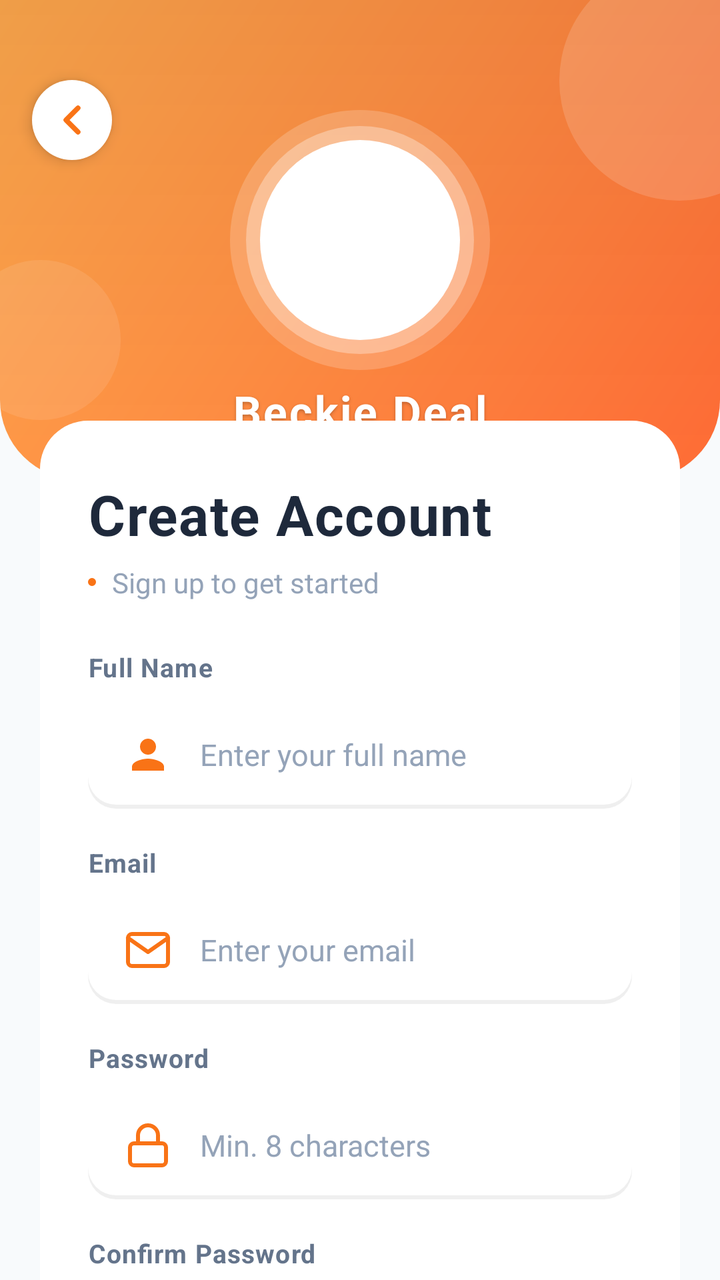
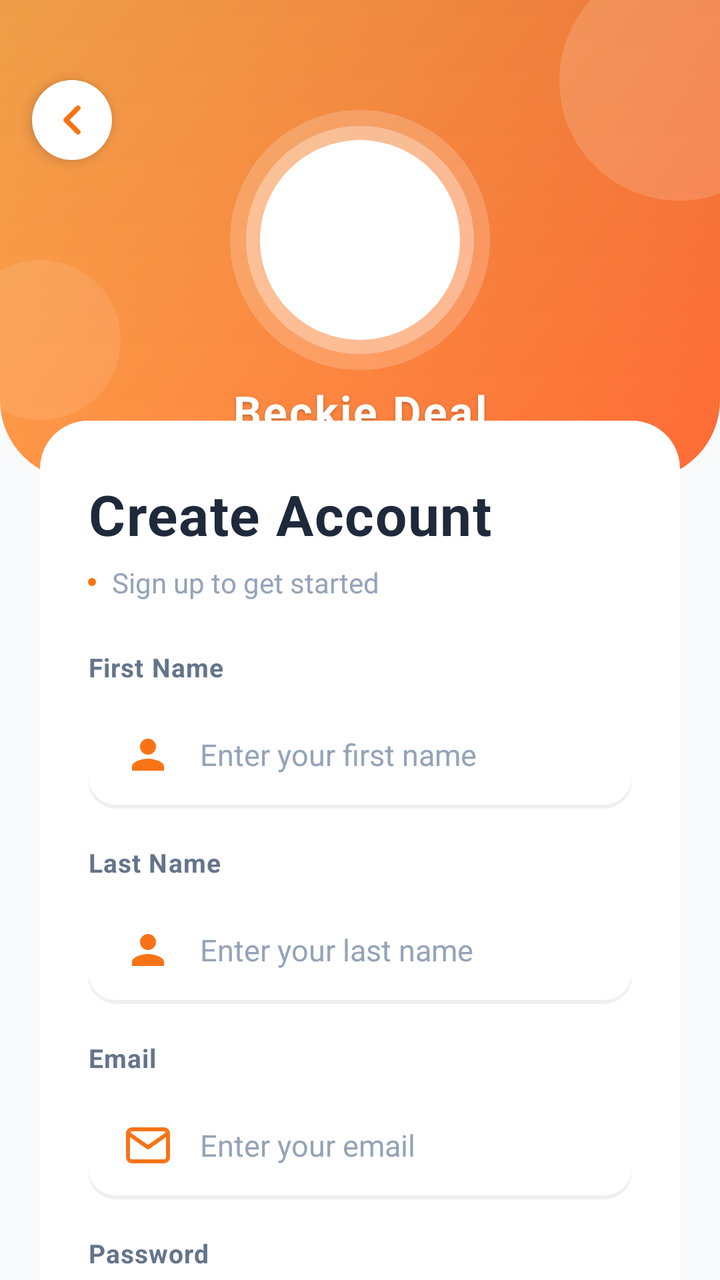

Two renders of the same Android screen: before a commit and after it. Below are the layout's source before the change and the commit's diff.
<!-- AndroidManifest.xml: application theme Theme.BeckieDealApp -->
<!-- res/layout/activity_register.xml -->
﻿<?xml version="1.0" encoding="utf-8"?>
<androidx.constraintlayout.widget.ConstraintLayout xmlns:android="http://schemas.android.com/apk/res/android"
    xmlns:app="http://schemas.android.com/apk/res-auto"
    xmlns:tools="http://schemas.android.com/tools"
    android:layout_width="match_parent"
    android:layout_height="match_parent"
    android:background="@color/background"
    android:fitsSystemWindows="true"
    tools:context=".RegisterActivity">

    <androidx.core.widget.NestedScrollView
        android:layout_width="match_parent"
        android:layout_height="match_parent"
        android:fillViewport="true"
        android:overScrollMode="never">

        <LinearLayout
            android:layout_width="match_parent"
            android:layout_height="wrap_content"
            android:orientation="vertical">

            
            <FrameLayout
                android:id="@+id/registerHeaderWave"
                android:layout_width="match_parent"
                android:layout_height="240dp">

                
                <View
                    android:layout_width="match_parent"
                    android:layout_height="match_parent"
                    android:background="@drawable/login_header_wave_white" />

                
                <View
                    android:layout_width="120dp"
                    android:layout_height="120dp"
                    android:layout_gravity="end|top"
                    android:layout_marginTop="-20dp"
                    android:layout_marginEnd="-40dp"
                    android:background="@drawable/login_logo_circle_bg"
                    android:alpha="0.15" />

                <View
                    android:layout_width="80dp"
                    android:layout_height="80dp"
                    android:layout_gravity="start|bottom"
                    android:layout_marginStart="-20dp"
                    android:layout_marginBottom="30dp"
                    android:background="@drawable/login_logo_circle_bg"
                    android:alpha="0.1" />

                
                <ImageView
                    android:id="@+id/backButton"
                    android:layout_width="40dp"
                    android:layout_height="40dp"
                    android:layout_gravity="start|top"
                    android:layout_marginStart="16dp"
                    android:layout_marginTop="40dp"
                    android:padding="8dp"
                    android:src="@drawable/ic_arrow_left"
                    android:contentDescription="Back"
                    android:background="@drawable/login_logo_circle_bg"
                    android:elevation="4dp"
                    app:tint="@color/primary" />

                
                <FrameLayout
                    android:layout_width="wrap_content"
                    android:layout_height="wrap_content"
                    android:layout_gravity="center">
                    
                    
                    <View
                        android:layout_width="130dp"
                        android:layout_height="130dp"
                        android:layout_gravity="center"
                        android:background="@drawable/login_logo_glow" />

                    
                    <ImageView
                        android:layout_width="100dp"
                        android:layout_height="100dp"
                        android:layout_gravity="center"
                        android:src="@mipmap/ic_launcher"
                        android:elevation="8dp"
                        android:contentDescription="App Logo" />
                </FrameLayout>

                
                <TextView
                    android:layout_width="wrap_content"
                    android:layout_height="wrap_content"
                    android:layout_gravity="center_horizontal|bottom"
                    android:layout_marginBottom="20dp"
                    android:text="@string/app_name"
                    android:textColor="@color/white_fixed"
                    android:textSize="22sp"
                    android:textStyle="bold"
                    android:letterSpacing="0.05"
                    android:shadowColor="#40000000"
                    android:shadowDx="0"
                    android:shadowDy="2"
                    android:shadowRadius="4" />

            </FrameLayout>

            
            <FrameLayout
                android:layout_width="match_parent"
                android:layout_height="wrap_content"
                android:layout_marginTop="-30dp"
                android:paddingHorizontal="20dp">

                <LinearLayout
                    android:id="@+id/registerFormSection"
                    android:layout_width="match_parent"
                    android:layout_height="wrap_content"
                    android:orientation="vertical"
                    android:background="@drawable/login_card_elevated_bg"
                    android:elevation="8dp"
                    android:paddingHorizontal="24dp"
                    android:paddingTop="28dp"
                    android:paddingBottom="32dp">

                    
                    <TextView
                        android:layout_width="wrap_content"
                        android:layout_height="wrap_content"
                        android:text="Create Account"
                        android:textColor="@color/text_primary"
                        android:textSize="28sp"
                        android:textStyle="bold"
                        android:letterSpacing="0.02" />

                    
                    <LinearLayout
                        android:layout_width="wrap_content"
                        android:layout_height="wrap_content"
                        android:layout_marginTop="6dp"
                        android:gravity="center_vertical"
                        android:orientation="horizontal">

                        <View
                            android:layout_width="4dp"
                            android:layout_height="4dp"
                            android:background="@drawable/login_logo_circle_bg"
                            android:backgroundTint="@color/primary" />

                        <TextView
                            android:layout_width="wrap_content"
                            android:layout_height="wrap_content"
                            android:layout_marginStart="8dp"
                            android:text="Sign up to get started"
                            android:textColor="@color/text_muted"
                            android:textSize="@dimen/text_size_body" />
                    </LinearLayout>

                    
                    <TextView
                        android:layout_width="wrap_content"
                        android:layout_height="wrap_content"
                        android:layout_marginTop="24dp"
                        android:text="Full Name"
                        android:textColor="@color/text_secondary"
                        android:textSize="13sp"
                        android:textStyle="bold"
                        android:letterSpacing="0.03" />

                    <EditText
                        android:id="@+id/nameInput"
                        android:layout_width="match_parent"
                        android:layout_height="54dp"
                        android:layout_marginTop="8dp"
                        android:background="@drawable/login_input_background_white"
                        android:drawableStart="@drawable/ic_person"
                        android:drawableTint="@color/primary"
                        android:drawablePadding="14dp"
                        android:hint="Enter your full name"
                        android:inputType="textPersonName"
                        android:paddingHorizontal="18dp"
                        android:textColor="@color/text_primary"
                        android:textColorHint="@color/text_muted"
                        android:textSize="15sp" />

                    
                    <TextView
                        android:layout_width="wrap_content"
                        android:layout_height="wrap_content"
                        android:layout_marginTop="18dp"
                        android:text="Email"
                        android:textColor="@color/text_secondary"
                        android:textSize="13sp"
                        android:textStyle="bold"
                        android:letterSpacing="0.03" />

                    <EditText
                        android:id="@+id/emailInput"
                        android:layout_width="match_parent"
                        android:layout_height="54dp"
                        android:layout_marginTop="8dp"
                        android:background="@drawable/login_input_background_white"
                        android:drawableStart="@drawable/ic_email"
                        android:drawableTint="@color/primary"
                        android:drawablePadding="14dp"
                        android:hint="Enter your email"
                        android:inputType="textEmailAddress"
                        android:paddingHorizontal="18dp"
                        android:textColor="@color/text_primary"
                        android:textColorHint="@color/text_muted"
                        android:textSize="15sp" />

                    
                    <TextView
                        android:layout_width="wrap_content"
                        android:layout_height="wrap_content"
                        android:layout_marginTop="18dp"
                        android:text="Password"
                        android:textColor="@color/text_secondary"
                        android:textSize="13sp"
                        android:textStyle="bold"
                        android:letterSpacing="0.03" />

                    <EditText
                        android:id="@+id/passwordInput"
                        android:layout_width="match_parent"
                        android:layout_height="54dp"
                        android:layout_marginTop="8dp"
                        android:background="@drawable/login_input_background_white"
                        android:drawableStart="@drawable/ic_lock"
                        android:drawableTint="@color/primary"
                        android:drawablePadding="14dp"
                        android:hint="Min. 8 characters"
                        android:inputType="textPassword"
                        android:paddingHorizontal="18dp"
                        android:textColor="@color/text_primary"
                        android:textColorHint="@color/text_muted"
                        android:textSize="15sp" />

                    
                    <TextView
                        android:layout_width="wrap_content"
                        android:layout_height="wrap_content"
                        android:layout_marginTop="18dp"
                        android:text="Confirm Password"
                        android:textColor="@color/text_secondary"
                        android:textSize="13sp"
                        android:textStyle="bold"
                        android:letterSpacing="0.03" />

                    <EditText
                        android:id="@+id/confirmPasswordInput"
                        android:layout_width="match_parent"
                        android:layout_height="54dp"
                        android:layout_marginTop="8dp"
                        android:background="@drawable/login_input_background_white"
                        android:drawableStart="@drawable/ic_lock"
                        android:drawableTint="@color/primary"
                        android:drawablePadding="14dp"
                        android:hint="Confirm your password"
                        android:inputType="textPassword"
                        android:paddingHorizontal="18dp"
                        android:textColor="@color/text_primary"
                        android:textColorHint="@color/text_muted"
                        android:textSize="15sp" />

                    
                    <CheckBox
                        android:id="@+id/termsCheckbox"
                        android:layout_width="wrap_content"
                        android:layout_height="wrap_content"
                        android:layout_marginTop="16dp"
                        android:button="@drawable/login_checkbox_selector"
                        android:paddingStart="8dp"
                        android:text="I agree to the Terms and Privacy Policy"
                        android:textColor="@color/text_secondary"
                        android:textSize="@dimen/text_size_body" />

                    
                    <Button
                        android:id="@+id/registerButton"
                        android:layout_width="match_parent"
                        android:layout_height="56dp"
                        android:layout_marginTop="24dp"
                        android:background="@drawable/login_button_white_bg"
                        android:text="Create Account"
                        android:textAllCaps="false"
                        android:textColor="@color/white_fixed"
                        android:textSize="16sp"
                        android:textStyle="bold"
                        android:letterSpacing="0.05"
                        android:elevation="4dp"
                        android:stateListAnimator="@null" />

                    
                    <LinearLayout
                        android:layout_width="wrap_content"
                        android:layout_height="wrap_content"
                        android:layout_gravity="center"
                        android:layout_marginTop="24dp"
                        android:orientation="horizontal">

                        <TextView
                            android:layout_width="wrap_content"
                            android:layout_height="wrap_content"
                            android:text="Already have an account? "
                            android:textColor="@color/text_muted"
                            android:textSize="@dimen/text_size_body" />

                        <TextView
                            android:id="@+id/loginLink"
                            android:layout_width="wrap_content"
                            android:layout_height="wrap_content"
                            android:text="Login"
                            android:textColor="@color/primary"
                            android:textSize="@dimen/text_size_body"
                            android:textStyle="bold" />

                    </LinearLayout>

                </LinearLayout>

            </FrameLayout>

        </LinearLayout>

    </androidx.core.widget.NestedScrollView>

</androidx.constraintlayout.widget.ConstraintLayout>
<!-- resources referenced by this layout -->
<resources>
  <color name="background">#F8FAFC</color>
  <color name="primary">#F97316</color>
  <color name="text_muted">#94A3B8</color>
  <color name="text_primary">#1E293B</color>
  <color name="text_secondary">#64748B</color>
  <color name="white_fixed">#FFFFFF</color>
  <dimen name="text_size_body">13sp</dimen>
  <!-- drawable ic_arrow_left (drawable) -->
  <?xml version="1.0" encoding="utf-8"?>
  <vector xmlns:android="http://schemas.android.com/apk/res/android"
      android:width="24dp"
      android:height="24dp"
      android:viewportWidth="24"
      android:viewportHeight="24">
      <path
          android:fillColor="@android:color/transparent"
          android:pathData="M15,18L9,12L15,6"
          android:strokeColor="#FFFFFF"
          android:strokeWidth="2.5"
          android:strokeLineCap="round"
          android:strokeLineJoin="round" />
  </vector>
  <!-- drawable ic_person (drawable) -->
  <vector xmlns:android="http://schemas.android.com/apk/res/android"
      android:width="24dp" android:height="24dp"
      android:viewportWidth="24" android:viewportHeight="24">
      
      <path android:fillColor="#F97316"
          android:pathData="M12,12c2.21,0 4,-1.79 4,-4s-1.79,-4 -4,-4 -4,1.79 -4,4 1.79,4 4,4zM12,14c-2.67,0 -8,1.34 -8,4v2h16v-2c0,-2.66 -5.33,-4 -8,-4z"/>
  </vector>
  <!-- drawable login_logo_circle_bg (drawable) -->
  <?xml version="1.0" encoding="utf-8"?>
  <shape xmlns:android="http://schemas.android.com/apk/res/android"
      android:shape="oval">
      <solid android:color="@color/white_fixed" />
      <size
          android:width="100dp"
          android:height="100dp" />
  </shape>
  <!-- mipmap ic_launcher (mipmap-anydpi-v26) -->
  <?xml version="1.0" encoding="utf-8"?>
  <adaptive-icon xmlns:android="http://schemas.android.com/apk/res/android">
      <background android:drawable="@color/ic_launcher_background"/>
      <foreground android:drawable="@mipmap/ic_launcher_foreground"/>
  </adaptive-icon>
  <string name="app_name">Beckie Deal</string>
  <style name="Theme.BeckieDealApp" parent="Base.Theme.BeckieDealApp">
          <item name="buttonStyle">@style/Widget.App.Button</item>
          <item name="materialButtonStyle">@style/Widget.App.Button</item>
      </style>
  <color name="border_color">#E2E8F0</color>
  <color name="ic_launcher_background">#FFFFFF</color>
  <style name="Widget.App.Button" parent="Widget.Material3.Button">
          <item name="shapeAppearance">@style/ShapeAppearance.App.Button.Pill</item>
      </style>
  <color name="on_primary">#FFFFFF</color>
  <color name="primary_container">#F97316</color>
  <color name="on_primary_container">#582200</color>
  <color name="surface">#FFFFFF</color>
  <color name="on_surface">#251913</color>
  <style name="ShapeAppearance.App.Button.Pill" parent="">
          <item name="cornerFamily">rounded</item>
          <item name="cornerSize">50%</item>
      </style>
  <style name="Widget.App.BottomNav.ActiveIndicator" parent="Widget.Material3.BottomNavigationView.ActiveIndicator">
          <item name="android:color">@color/nav_indicator_fill</item>
          <item name="android:width">80dp</item>
          <item name="android:height">36dp</item>
          <item name="shapeAppearance">@style/ShapeAppearance.App.BottomNav.ActiveIndicator</item>
      </style>
  <color name="nav_indicator_fill">#FFF1EB</color>
  <style name="ShapeAppearance.App.BottomNav.ActiveIndicator" parent="">
          <item name="cornerFamily">rounded</item>
          <item name="cornerSize">50%</item>
      </style>
  <!-- unchanged entries left out for length: 10 -->
</resources>

<!-- the commit's change to res/layout/activity_register.xml (unified diff, before → after) -->
@@ -162,14 +162,14 @@
                         android:layout_width="wrap_content"
                         android:layout_height="wrap_content"
                         android:layout_marginTop="24dp"
-                        android:text="Full Name"
-                        android:textColor="@color/text_secondary"
-                        android:textSize="13sp"
-                        android:textStyle="bold"
-                        android:letterSpacing="0.03" />
-
-                    <EditText
-                        android:id="@+id/nameInput"
+                        android:text="First Name"
+                        android:textColor="@color/text_secondary"
+                        android:textSize="13sp"
+                        android:textStyle="bold"
+                        android:letterSpacing="0.03" />
+
+                    <EditText
+                        android:id="@+id/firstNameInput"
                         android:layout_width="match_parent"
                         android:layout_height="54dp"
                         android:layout_marginTop="8dp"
@@ -177,7 +177,34 @@
                         android:drawableStart="@drawable/ic_person"
                         android:drawableTint="@color/primary"
                         android:drawablePadding="14dp"
-                        android:hint="Enter your full name"
+                        android:hint="Enter your first name"
+                        android:inputType="textPersonName"
+                        android:paddingHorizontal="18dp"
+                        android:textColor="@color/text_primary"
+                        android:textColorHint="@color/text_muted"
+                        android:textSize="15sp" />
+
+                    
+                    <TextView
+                        android:layout_width="wrap_content"
+                        android:layout_height="wrap_content"
+                        android:layout_marginTop="18dp"
+                        android:text="Last Name"
+                        android:textColor="@color/text_secondary"
+                        android:textSize="13sp"
+                        android:textStyle="bold"
+                        android:letterSpacing="0.03" />
+
+                    <EditText
+                        android:id="@+id/lastNameInput"
+                        android:layout_width="match_parent"
+                        android:layout_height="54dp"
+                        android:layout_marginTop="8dp"
+                        android:background="@drawable/login_input_background_white"
+                        android:drawableStart="@drawable/ic_person"
+                        android:drawableTint="@color/primary"
+                        android:drawablePadding="14dp"
+                        android:hint="Enter your last name"
                         android:inputType="textPersonName"
                         android:paddingHorizontal="18dp"
                         android:textColor="@color/text_primary"
